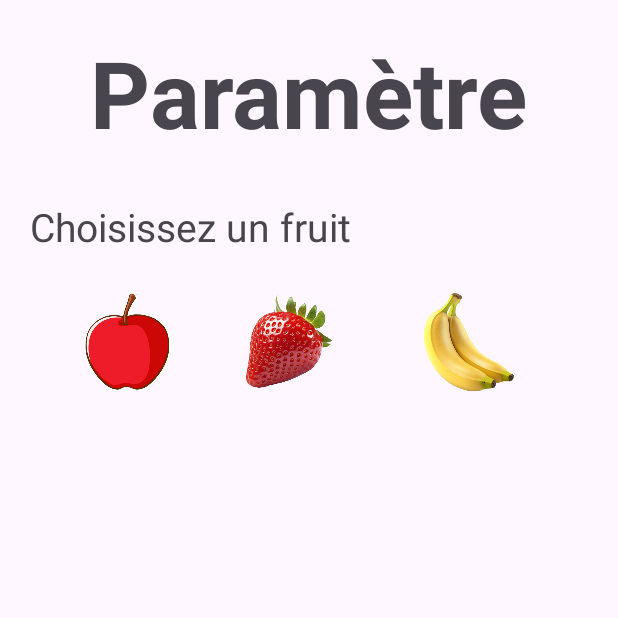
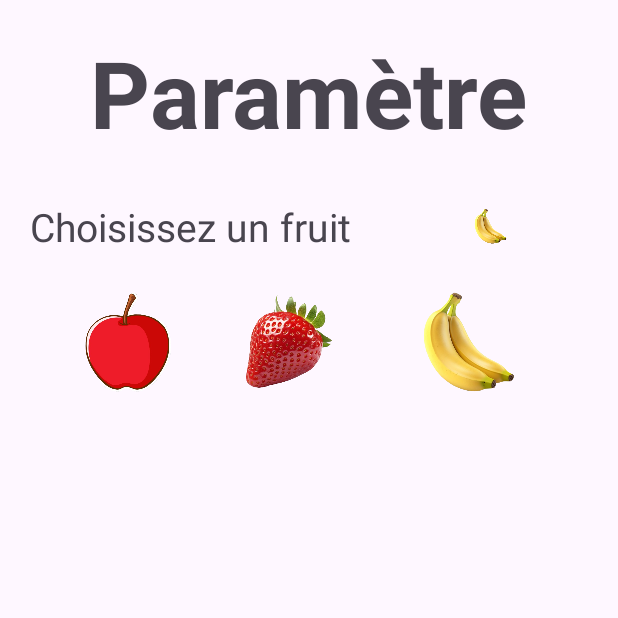
Before and after one commit to liam-santin/2024-santlia-SnakeGame, an Android app: the ParamActivity screen opened directly, with no data from a screen before it, on a phone screen of 412 x 824 dp, the top half of it. Run offline under Robolectric (Android 15) with nearby library versions, the light colour scheme and no system bars.

Commit message:
Lorsque l'on choisi un fruit, celui ci change quand on lance le jeu

```diff
--- a/app/src/main/java/com/example/snake/ParamActivity.java
+++ b/app/src/main/java/com/example/snake/ParamActivity.java
@@ -1,16 +1,58 @@
 package com.example.snake;
 
+import android.content.Intent;
 import android.os.Bundle;
+import android.view.View;
+import android.widget.ImageView;
 
 import androidx.appcompat.app.AppCompatActivity;
 
 public class ParamActivity extends AppCompatActivity {
+
+    private ImageView imgPomme, imgFraise, imgBanane, fruitChoisi;
+
     @Override
     protected void onCreate(Bundle savedInstanceState) {
         super.onCreate(savedInstanceState);
         setContentView(R.layout.activity_param);
 
+        imgPomme = findViewById(R.id.imgPomme);
+        imgFraise = findViewById(R.id.imgFraise);
+        imgBanane = findViewById(R.id.imgBanane);
+        fruitChoisi = findViewById(R.id.fruitChoisi);
+    }
 
+    @Override
+    protected void onStart() {
+        super.onStart();
+
+        // Clique sur l'image de la pomme
+        imgPomme.setOnClickListener(new View.OnClickListener() {
+            @Override
+            public void onClick(View v) {
+                JeuActivity.FRUIT = 1;
+                fruitChoisi.setImageResource(R.drawable.pomme);
+            }
+        });
+
+        // Clique sur l'image de la fraise
+        imgFraise.setOnClickListener(new View.OnClickListener() {
+            @Override
+            public void onClick(View v) {
+                JeuActivity.FRUIT = 2;
+                fruitChoisi.setImageResource(R.drawable.fraise);
+            }
+        });
+
+        // Clique sur l'image de la banane
+        imgBanane.setOnClickListener(new View.OnClickListener() {
+            @Override
+            public void onClick(View v) {
+                JeuActivity.FRUIT = 3;
+                fruitChoisi.setImageResource(R.drawable.banane);
+            }
+        });
 
     }
+
 }
--- a/app/src/main/res/layout/activity_param.xml
+++ b/app/src/main/res/layout/activity_param.xml
@@ -22,13 +22,28 @@
         android:layout_height="wrap_content"
         android:orientation="vertical">
 
-        <TextView
-            android:layout_width="match_parent"
+        <!-- fruit choisi -->
+        <LinearLayout
+            android:layout_width="wrap_content"
             android:layout_height="wrap_content"
-            android:text="Choisissez un fruit "
-            android:textSize="26dp"
-            android:layout_marginLeft="20dp"/>
+            android:orientation="horizontal">
 
+            <TextView
+                android:layout_width="match_parent"
+                android:layout_height="wrap_content"
+                android:text="Choisissez un fruit "
+                android:textSize="26dp"
+                android:layout_marginLeft="20dp"/>
+
+            <ImageView
+                android:id="@+id/fruitChoisi"
+                android:layout_width="match_parent"
+                android:layout_height="match_parent"
+                android:src="@drawable/banane"/>
+        </LinearLayout>
+
+
+        <!-- Choix de fruit -->
         <LinearLayout
             android:layout_width="match_parent"
             android:layout_height="wrap_content"
```
Also changed, not shown: app/src/main/java/com/example/snake/JeuActivity.java (+19 -7 lines).
